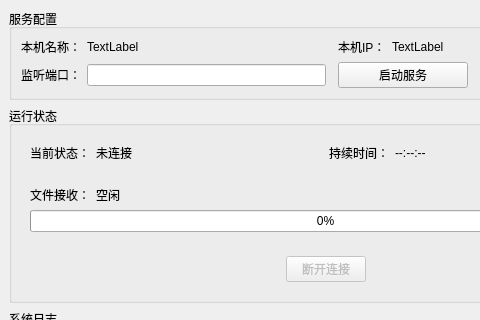
Qt form server/src/ui/mainwindow.ui (503MHM/RemoteLink) before a commit; both pictures show x 0 to 480 and y 0 to 320 of the 651 by 774 pixel window.
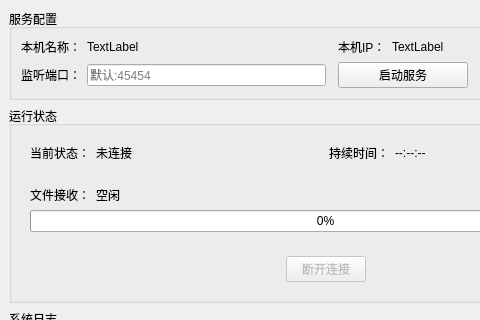
The same form after that commit.

Diff of the .ui file:
```diff
--- a/server/src/ui/mainwindow.ui
+++ b/server/src/ui/mainwindow.ui
@@ -63,7 +63,11 @@
         </widget>
        </item>
        <item row="1" column="1">
-        <widget class="QLineEdit" name="tcpPort_lineEdit"/>
+        <widget class="QLineEdit" name="tcpPort_lineEdit">
+         <property name="placeholderText">
+          <string>默认:45454</string>
+         </property>
+        </widget>
        </item>
        <item row="1" column="3" colspan="2">
         <widget class="QPushButton" name="startORStop_pushButton">
```
